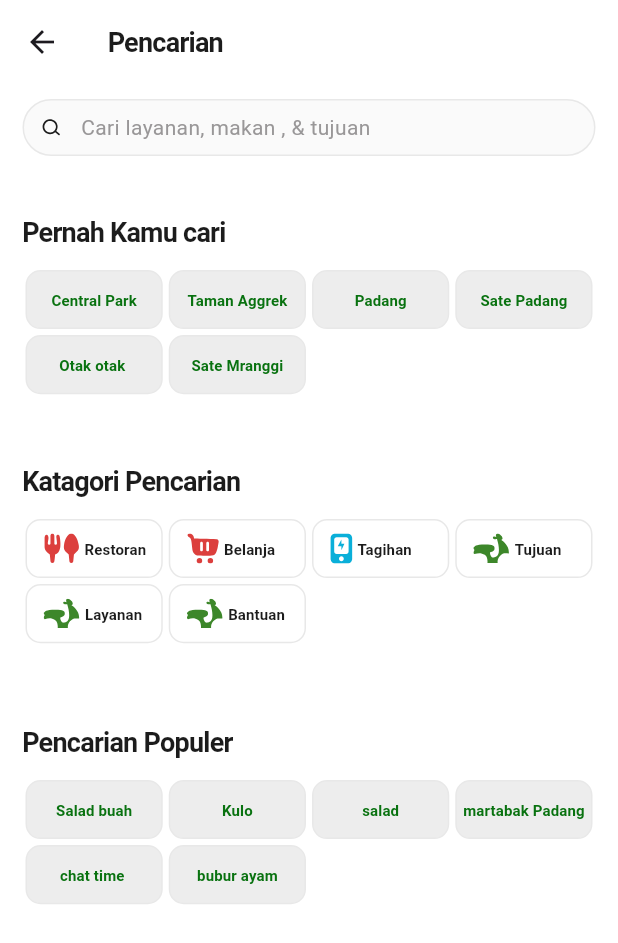
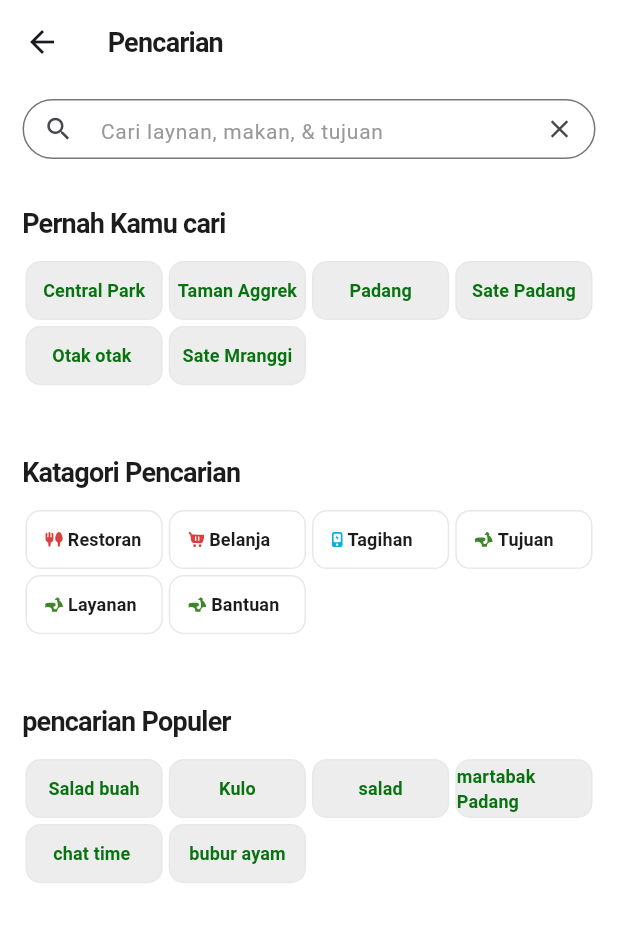
Before and after one commit to kahfizain/gojek, a Flutter app: the Search screen opened directly, on a phone screen of 412 x 824 dp. Shown: the top 943 px of the screen. Run offline on Flutter 3.47's test engine with Material 3 defaults, Android fonts, the phone set to English and light mode, and no system bars; our stand-ins replace flutter_svg; Roboto replaces fonts that are missing (SF-Pro-Display).

Commit message:
TextField

```diff
--- a/lib/components/search_components.dart
+++ b/lib/components/search_components.dart
@@ -1,44 +1,43 @@
 import 'package:flutter/material.dart';
-import 'package:flutter_svg/svg.dart';
 import 'package:gojek/thema.dart';
 
 class SearchComponents extends StatelessWidget {
-   SearchComponents({super.key});
+  final TextEditingController value = TextEditingController();
+
+  SearchComponents({super.key});
 
   @override
   Widget build(BuildContext context) {
     return Padding(
       padding: const EdgeInsets.only(top: 10, left: 15, right: 15, bottom: 30),
-      child: Row(
-        children: [
-          Flexible(
-              fit: FlexFit.tight,
-              child: Container(
-                padding: const EdgeInsets.all(8),
-                decoration: BoxDecoration(
-                    color: const Color(0xFFFAFAFA),
-                    borderRadius: BorderRadius.circular(30),
-                    border: Border.all(color: const Color(0xFFE8E8E8))),
-                child: Row(
-                  children: [
-                    SvgPicture.asset(
-                      'assets/icons/search.svg',
-                      color: dark1,
-                      width: 20,
-                      height: 20,
-                    ),
-                    const SizedBox(
-                      width: 10,
-                    ),
-                    Text(
-                      "Cari layanan, makan , & tujuan",
-                      style: regular14.copyWith(color: dark3),
-                    ),
-                  ],
-                ),
-              )),
-
-        ],
+      child: SizedBox(
+        height: 40.0,
+        child: TextField(
+          controller: value,
+          decoration: InputDecoration(
+              contentPadding: const EdgeInsets.symmetric(vertical: 10.0),
+              border: OutlineInputBorder(
+                borderRadius: BorderRadius.circular(20.0),
+                borderSide: const BorderSide(color: Color(0xFFE8E8E8)),
+              ),
+              hintText: 'Cari laynan, makan, & tujuan',
+              hintStyle: regular14.copyWith(color: dark3),
+              prefixIcon: const Icon(
+                Icons.search,
+                size: 20.0,
+              ),
+              suffixIcon: IconButton(
+                  iconSize: 20.0,
+                  icon: const Icon(Icons.clear),
+                  onPressed: () {
+                    value.clear();
+                  }),
+              fillColor: const Color(0xFFFAFAFA),
+              hoverColor: const Color(0xFFE8E8E8),
+              focusedBorder:  OutlineInputBorder(
+                  borderRadius: BorderRadius.circular(20.0),
+                  borderSide: const BorderSide(color: Color(0xFFE8E8E8)))),
+        ),
       ),
     );
   }
--- a/lib/feature/search/components/history_search.dart
+++ b/lib/feature/search/components/history_search.dart
@@ -11,7 +11,7 @@ class HistorySearch extends StatelessWidget {
 
   @override
   Widget build(BuildContext context) {
-    return Padding(padding: const EdgeInsets.only(left: 15, top: 8, right: 15),
+    return Padding(padding: const EdgeInsets.only(left: 15, right: 15),
     child: Column(
       crossAxisAlignment: CrossAxisAlignment.start,
       children: [
--- a/lib/feature/search/components/item/item_history_category.dart
+++ b/lib/feature/search/components/item/item_history_category.dart
@@ -13,7 +13,7 @@ class ItemHistoryCategory extends StatelessWidget {
     return Padding(
       padding: const EdgeInsets.all(2),
       child: Container(
-          padding: const EdgeInsets.only(left: 1, right: 1),
+          padding: const EdgeInsets.only(left: 2, right: 2),
           decoration: BoxDecoration(
               borderRadius: BorderRadius.circular(10.0),
               border: Border.all(color: const Color(0xFFE8E8E8))),
@@ -24,14 +24,14 @@ class ItemHistoryCategory extends StatelessWidget {
               ),
               SvgPicture.asset(
                 'assets/icons/${history.icon}.svg',
-                height: 20,
+                height: 10,
               ),
               const SizedBox(
                 width: 3,
               ),
               Text(
                 history.historyValue,
-                style: bold16.copyWith(color: dark1, fontSize: 10),
+                style: bold16.copyWith(color: dark1, fontSize: 12),
               ),
             ],
           )),
--- a/lib/feature/search/components/item/item_history_search.dart
+++ b/lib/feature/search/components/item/item_history_search.dart
@@ -19,7 +19,7 @@ class ItemHistorySearch extends StatelessWidget {
           child: Center(
             child: Text(
               history.historyValue,
-              style: bold16.copyWith(color: green1, fontSize: 10),
+              style: bold16.copyWith(color: green1, fontSize: 12),
             ),
           ),
         ));
--- a/lib/feature/search/search.dart
+++ b/lib/feature/search/search.dart
@@ -6,7 +6,6 @@ import 'package:gojek/feature/search/components/history_search.dart';
 import 'package:gojek/thema.dart';
 
 class Search extends StatelessWidget {
-
   Search({super.key});
 
   @override
@@ -21,23 +20,20 @@ class Search extends StatelessWidget {
             )),
         body: Container(
             color: Colors.white,
-       child: Column(
-         children: [
-           SearchComponents(),
-           SingleChildScrollView(
+            child: SingleChildScrollView(
+              physics: const NeverScrollableScrollPhysics(),
               child: Column(
                 crossAxisAlignment: CrossAxisAlignment.end,
                 children: [
-                  HistorySearch(title: 'Pernah Kamu cari',listHistory: [...listHistory]),
+                  SearchComponents(),
+                  HistorySearch(
+                      title: 'Pernah Kamu cari', listHistory: [...listHistory]),
                   HistoryCategory(),
-                  HistorySearch(title: 'Pencarian Populer',listHistory: [...listPopulerHistory]),
-
+                  HistorySearch(
+                      title: 'pencarian Populer',
+                      listHistory: [...listPopulerHistory]),
                 ],
               ),
-           )
-         ],
-       ),
-      )
-    );
+            )));
   }
 }
```
Lines whose indentation alone changed are shown as unchanged.
